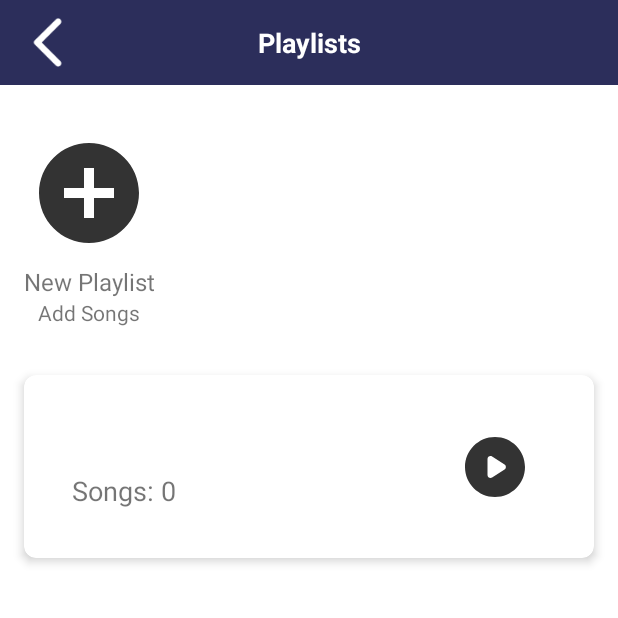
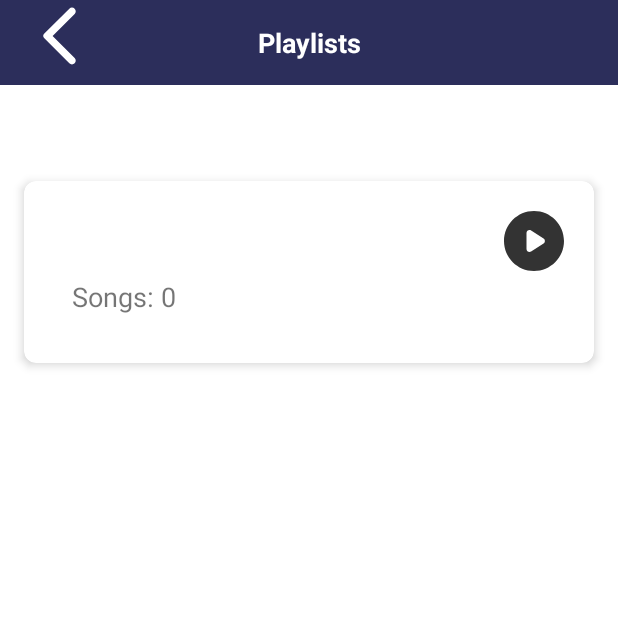
Before and after one commit to lasithadilshan/DMusic, an Android app: the CreatePlaylistActivity screen opened directly, with no data from a screen before it, on a phone screen of 412 x 824 dp, the top half of it. Run offline under Robolectric (Android 15) with nearby library versions, the phone set to English and light mode, and no system bars.

Commit message:
full functioning code without ui fixes

```diff
--- a/app/src/main/java/com/rd/dmusic/CreatePlaylistActivity.java
+++ b/app/src/main/java/com/rd/dmusic/CreatePlaylistActivity.java
@@ -2,8 +2,11 @@ package com.rd.dmusic;
 
 import android.content.Intent;
 import android.os.Bundle;
-import android.widget.LinearLayout;
+import android.view.View;
+import android.widget.ImageButton;
 import android.widget.TextView;
+import android.widget.Toast;
+
 import androidx.appcompat.app.AppCompatActivity;
 import androidx.cardview.widget.CardView;
 import java.util.ArrayList;
@@ -12,8 +15,9 @@ public class CreatePlaylistActivity extends AppCompatActivity {
 
     private TextView playlistNameView;
     private TextView songsCountView;
-    private LinearLayout createdPlaylist;
+    private CardView createdPlaylist;
     private ArrayList<Song> playlistSongsList;
+    private ImageButton playAllButton;
 
     @Override
     protected void onCreate(Bundle savedInstanceState) {
@@ -22,20 +26,31 @@ public class CreatePlaylistActivity extends AppCompatActivity {
 
         playlistNameView = findViewById(R.id.playlistNameView);
         songsCountView = findViewById(R.id.songsCountView);
-        createdPlaylist = findViewById(R.id.createdPlaylist);
+        createdPlaylist = findViewById(R.id.playlistCard);
+        playAllButton = findViewById(R.id.playAllButton); // Reference to the play all button
 
+        // Extract data from the intent
         String playlistName = getIntent().getStringExtra("playlistName");
         int selectedSongsCount = getIntent().getIntExtra("selectedSongsCount", 0);
         playlistSongsList = (ArrayList<Song>) getIntent().getSerializableExtra("playlistSongsList");
 
+        // Set text views
         playlistNameView.setText(playlistName);
         songsCountView.setText("Songs: " + selectedSongsCount);
 
-        createdPlaylist.setOnClickListener(v -> {
-            Intent intent = new Intent(CreatePlaylistActivity.this, PlaySongActivity.class);
-            intent.putExtra("playlistName", playlistName);
-            intent.putExtra("playlistSongsList", playlistSongsList);
-            startActivity(intent);
+        // Set onClickListener for the playAllButton to start playing all songs
+        playAllButton.setOnClickListener(new View.OnClickListener() {
+            @Override
+            public void onClick(View v) {
+                if (playlistSongsList != null && !playlistSongsList.isEmpty()) {
+                    Intent intent = new Intent(CreatePlaylistActivity.this, PlaySongActivity.class);
+                    intent.putExtra("songsList", playlistSongsList);  // This should match the key expected in PlaySongActivity
+                    intent.putExtra("songIndex", 0);  // Optional: Start playing from the first song
+                    startActivity(intent);
+                } else {
+                    Toast.makeText(CreatePlaylistActivity.this, "No songs in the playlist to play.", Toast.LENGTH_SHORT).show();
+                }
+            }
         });
     }
 }
--- a/app/src/main/res/layout/activity_create_playlist.xml
+++ b/app/src/main/res/layout/activity_create_playlist.xml
@@ -1,7 +1,5 @@
 <?xml version="1.0" encoding="utf-8"?>
-<RelativeLayout
-    android:id="@+id/main"
-    xmlns:android="http://schemas.android.com/apk/res/android"
+<RelativeLayout xmlns:android="http://schemas.android.com/apk/res/android"
     xmlns:app="http://schemas.android.com/apk/res-auto"
     xmlns:tools="http://schemas.android.com/tools"
     android:layout_width="match_parent"
@@ -26,14 +24,8 @@
         android:id="@+id/backButton"
         android:layout_width="wrap_content"
         android:layout_height="wrap_content"
-        android:layout_alignTop="@+id/toolbarTitle"
-        android:layout_alignBottom="@+id/toolbarTitle"
-        android:layout_alignParentStart="true"
-        android:layout_margin="8dp"
-        android:layout_marginStart="26dp"
-        android:layout_marginTop="8dp"
-        android:layout_marginEnd="8dp"
-        android:layout_marginBottom="-16dp"
+        android:layout_alignParentTop="true"
+        android:layout_marginStart="16dp"
         android:contentDescription="Back"
         android:src="@drawable/ic_back" />
 
@@ -46,37 +38,7 @@
         android:rowCount="2"
         android:padding="16dp"
         android:layout_marginTop="16dp">
-
-        <LinearLayout
-            android:layout_width="wrap_content"
-            android:layout_height="wrap_content"
-            android:orientation="vertical"
-            android:layout_gravity="center">
-
-            <ImageView
-                android:layout_width="80dp"
-                android:layout_height="80dp"
-                android:src="@drawable/ic_add"
-                android:contentDescription="New Playlist"
-                android:layout_gravity="center"/>
-
-            <TextView
-                android:layout_width="wrap_content"
-                android:layout_height="wrap_content"
-                android:text="New Playlist"
-                android:textSize="16sp"
-                android:layout_gravity="center"
-                android:layout_marginTop="8dp"/>
-
-            <TextView
-                android:layout_width="wrap_content"
-                android:layout_height="wrap_content"
-                android:text="Add Songs"
-                android:textSize="14sp"
-                android:layout_gravity="center"/>
-        </LinearLayout>
-
-        <!-- Add more items for other playlists as needed -->
+        <!-- Dynamic content for playlists should be added here -->
     </GridLayout>
 
     <androidx.cardview.widget.CardView
@@ -85,20 +47,19 @@
         android:layout_height="wrap_content"
         android:layout_below="@id/gridLayout"
         android:layout_margin="16dp"
-        android:visibility="visible"
         app:cardCornerRadius="8dp"
         app:cardElevation="4dp">
 
         <LinearLayout
-            android:id="@+id/createdPlaylist"
             android:layout_width="match_parent"
             android:layout_height="wrap_content"
             android:orientation="horizontal"
             android:padding="16dp">
 
             <LinearLayout
-                android:layout_width="234dp"
+                android:layout_width="0dp"
                 android:layout_height="wrap_content"
+                android:layout_weight="1"
                 android:orientation="vertical"
                 android:padding="16dp">
 
@@ -120,11 +81,11 @@
 
             <ImageButton
                 android:id="@+id/playAllButton"
-                android:layout_width="128dp"
-                android:layout_height="90dp"
+                android:layout_width="wrap_content"
+                android:layout_height="wrap_content"
+                android:src="@drawable/ic_play"
                 android:background="?attr/selectableItemBackground"
-                android:contentDescription="Play All"
-                android:src="@drawable/ic_play" />
+                android:contentDescription="Play All" />
         </LinearLayout>
     </androidx.cardview.widget.CardView>
 </RelativeLayout>
```
Also changed, not shown: app/src/main/java/com/rd/dmusic/CreatePlaylistDetailActivity.java (+36 -18 lines), app/src/main/java/com/rd/dmusic/PlaySongActivity.java (+39 -20 lines), app/src/main/java/com/rd/dmusic/PlaylistActivity.java (+7 -2 lines), app/src/main/java/com/rd/dmusic/Song.java (+36 -5 lines), app/src/main/res/layout/activity_playlist.xml (+14 -2 lines).
